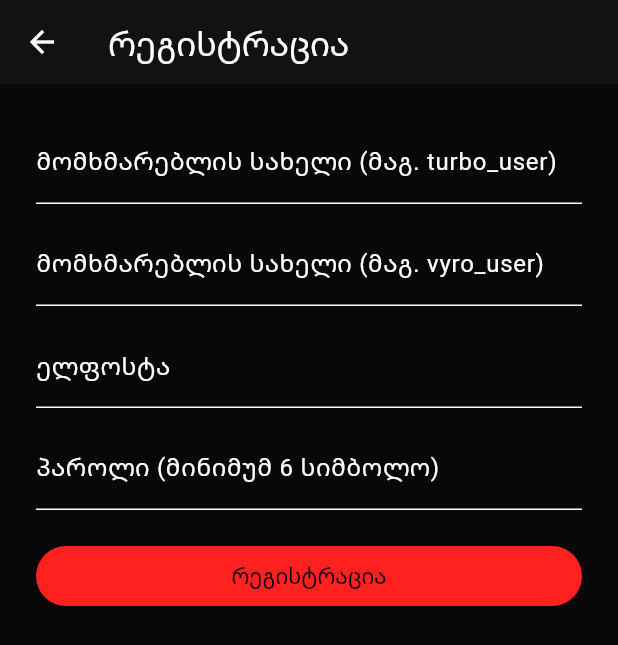
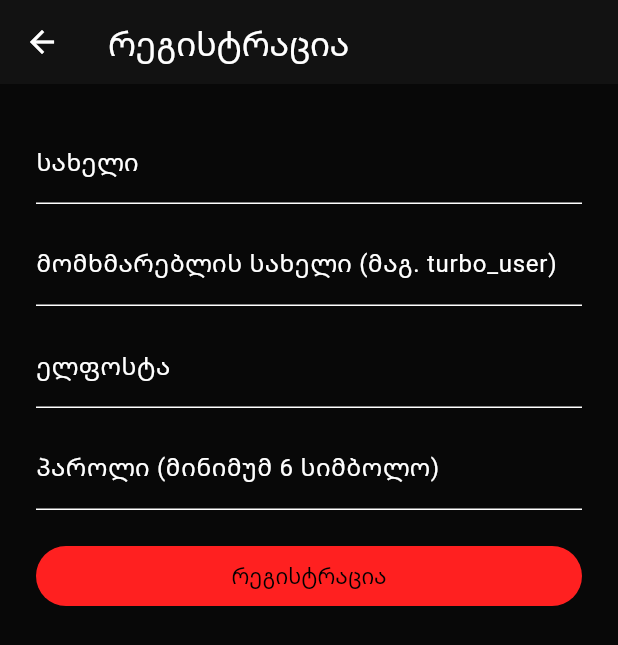
Before and after one commit to juguliwiklauri/VYRO, a Flutter app: the RegisterScreen screen opened directly, on a phone screen of 412 x 824 dp. Shown: the top 645 px of the screen. Run offline on Flutter 3.47's test engine with Material 3 defaults, Android fonts, the phone set to English and light mode, and no system bars; our stand-ins replace cloud_firestore, firebase_auth, firebase_core, firebase_storage, image_picker, video_player; accounts and stored records are empty.

Commit message:
Update register_screen.dart

```diff
--- a/lib/register_screen.dart
+++ b/lib/register_screen.dart
@@ -33,10 +33,10 @@ class _RegisterScreenState extends State<RegisterScreen> {
   Widget build(BuildContext context) => Scaffold(
     appBar: AppBar(title: const Text('რეგისტრაცია')),
     body: ListView(padding: const EdgeInsets.all(24), children: [
-      TextField(controller: username, decoration: const InputDecoration(labelText: 'მომხმარებლის სახელი (მაგ. turbo_user)')),
-      const SizedBox(height: 12),
-      TextField(controller: username, decoration: const InputDecoration(labelText: 'მომხმარებლის სახელი (მაგ. vyro_user)')),
-      const SizedBox(height: 12),
+      TextField(controller: name, decoration: const InputDecoration(labelText: 'სახელი')),
+const SizedBox(height: 12),
+TextField(controller: username, decoration: const InputDecoration(labelText: 'მომხმარებლის სახელი (მაგ. turbo_user)')),
+const SizedBox(height: 12),
       TextField(controller: email, keyboardType: TextInputType.emailAddress,
         decoration: const InputDecoration(labelText: 'ელფოსტა')),
       const SizedBox(height: 12),
```
